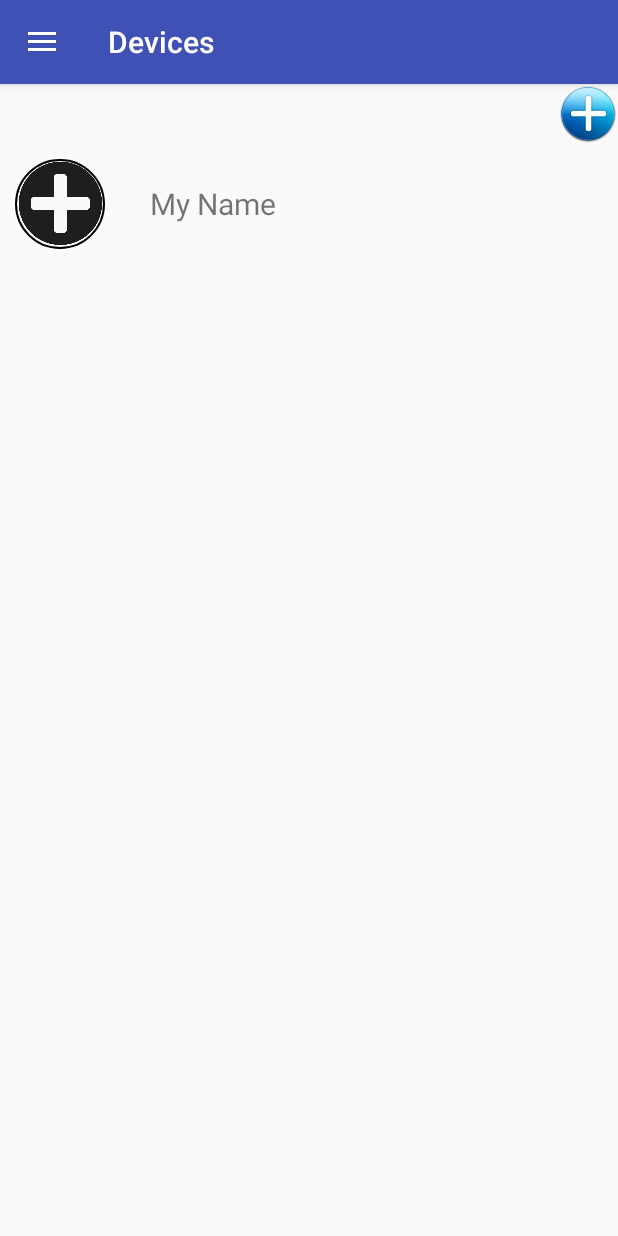
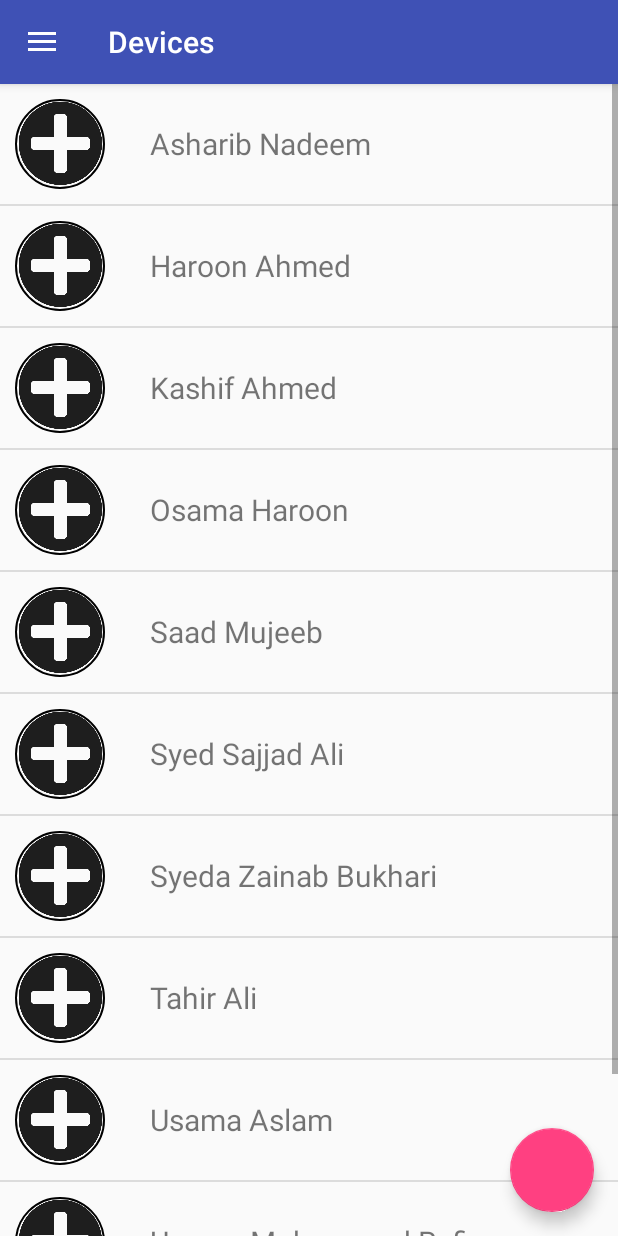
Before and after one commit to usmanrafi/ProTech360, an Android app: the Homepage screen opened directly, with no data from a screen before it, in the side drawer, after a tap on "Connections", on a phone screen of 412 x 824 dp. Run offline under Robolectric (Android 15) with nearby library versions, the phone set to English and light mode, and no system bars; our stand-ins replace CircleImageView.

Commit message:
Connections List added

```diff
--- /dev/null
+++ b/app/src/main/java/fyp/protech360/AddConnection.java
@@ -0,0 +1,28 @@
+package fyp.protech360;
+
+import android.app.Fragment;
+import android.os.Bundle;
+import android.support.annotation.Nullable;
+import android.support.design.widget.FloatingActionButton;
+import android.view.LayoutInflater;
+import android.view.View;
+import android.view.ViewGroup;
+import android.widget.ListView;
+
+/**
+ * Created by Aliyan on 12/28/2017.
+ */
+
+public class AddConnection extends Fragment {
+    View myView;
+
+    @Nullable
+    @Override
+    public View onCreateView(LayoutInflater inflater, ViewGroup container, Bundle savedInstanceState) {
+        myView = inflater.inflate(R.layout.connected_devices,container,false);
+        ((Homepage) getActivity()).setActionBarTitle("Add a Device");
+
+
+        return myView;
+    }
+}
--- a/app/src/main/java/fyp/protech360/ConnectedDevices.java
+++ b/app/src/main/java/fyp/protech360/ConnectedDevices.java
@@ -1,24 +1,37 @@
 package fyp.protech360;
 
 import android.app.Fragment;
+import android.app.FragmentManager;
+import android.graphics.Bitmap;
+import android.graphics.BitmapFactory;
+import android.graphics.Canvas;
+import android.graphics.Picture;
+import android.graphics.drawable.BitmapDrawable;
+import android.graphics.drawable.PictureDrawable;
 import android.os.Bundle;
 import android.support.annotation.Nullable;
+import android.support.design.widget.FloatingActionButton;
 import android.view.LayoutInflater;
 import android.view.View;
 import android.view.ViewGroup;
 import android.widget.ListView;
 
+import java.util.ArrayList;
+
 public class ConnectedDevices extends Fragment{
     View myView;
     ListView listView;
-    CustomAdapter deviceAdapter;
+    ArrayList<User> connections = new ArrayList<>();
+    ConnectionAdapter deviceAdapter;
+    FloatingActionButton fab;
 
     @Nullable
     @Override
     public View onCreateView(LayoutInflater inflater, ViewGroup container, Bundle savedInstanceState) {
-        deviceAdapter = new CustomAdapter(getActivity(),R.layout.connectionslist_row,null);
+        deviceAdapter = new ConnectionAdapter(getActivity(),R.layout.connectionslist_row,connections);
         myView = inflater.inflate(R.layout.connected_devices,container,false);
         ((Homepage) getActivity()).setActionBarTitle("Devices");
+        fab = (FloatingActionButton) myView.findViewById(R.id.addConnection);
         listView = (ListView) myView.findViewById(R.id.connectionsList);
         listView.setClickable(true);
         listView.setAdapter(deviceAdapter);
@@ -28,5 +41,26 @@ public class ConnectedDevices extends Fragment{
         return myView;
     }
 
+    @Override
+    public void onResume() {
+        connections.clear();
+        addList();
+        super.onResume();
+    }
+
+    public void addList()
+    {
+        connections.add(new User("Asharib Nadeem","7-12-2017","08:11","e",null));
+        connections.add(new User("Haroon Ahmed","7-12-2017","06:06","e",null));
+        connections.add(new User("Kashif Ahmed","7-12-2017","00:56","e",null));
+        connections.add(new User("Osama Haroon","6-12-2017","00:10","e",null));
+        connections.add(new User("Saad Mujeeb","4-12-2017","23:22","e",null));
+        connections.add(new User("Syed Sajjad Ali","4-12-2017","19:45","e",null));
+        connections.add(new User("Syeda Zainab Bukhari","4-12-2017","06:04","e",null));
+        connections.add(new User("Tahir Ali","3-12-2017","03:58","e",null));
+        connections.add(new User("Usama Aslam","29-11-2017","18:11","e",null));
+        connections.add(new User("Usman Mohammad Rafi","27-11-2017","15:11","e",null));
+        connections.add(new User("Zainab Saif","25-11-2017","08:59","e",null));
+    }
 
 }
--- /dev/null
+++ b/app/src/main/java/fyp/protech360/ConnectionAdapter.java
@@ -0,0 +1,60 @@
+package fyp.protech360;
+
+import android.app.Activity;
+import android.view.View;
+import android.view.ViewGroup;
+import android.widget.ArrayAdapter;
+import android.widget.CheckBox;
+import android.widget.TextView;
+
+import java.util.ArrayList;
+
+import de.hdodenhof.circleimageview.CircleImageView;
+/**
+ * Created by Aliyan on 12/28/2017.
+ */
+
+public class ConnectionAdapter extends ArrayAdapter {
+
+    Activity activity;
+    ArrayList<User> users;
+    DeviceHolder deviceHolder = new DeviceHolder();
+    int resource;
+
+
+    public ConnectionAdapter(Activity activity, int resource, ArrayList<User> users) {
+        super(activity, resource, users);
+        this.activity = activity;
+        this.users = users;
+        this.resource = resource;
+    }
+
+
+    public View getView(int position, View convertView, ViewGroup parent) {
+        if (convertView == null) {
+            convertView = activity.getLayoutInflater().inflate(resource, parent, false);
+
+        }
+
+            deviceHolder.image = (CircleImageView) convertView.findViewById(R.id.contactImageShow);
+            deviceHolder.name = (TextView) convertView.findViewById(R.id.contactNameShow);
+
+            User user = users.get(position);
+            deviceHolder.name.setText(user.getName());
+            if(user.getImage() != null) {
+                deviceHolder.image.setImageBitmap(user.getImage());
+            }
+
+        return convertView;
+    }
+
+
+
+
+    static class DeviceHolder{
+        CircleImageView image;
+        TextView name;
+    }
+
+
+}
--- a/app/src/main/java/fyp/protech360/CustomAdapter.java
+++ b/app/src/main/java/fyp/protech360/CustomAdapter.java
@@ -16,7 +16,6 @@ import org.w3c.dom.Text;
 import java.util.ArrayList;
 import java.util.List;
 
-import de.hdodenhof.circleimageview.CircleImageView;
 
 /**
  * Created by Aliyan on 12/6/2017.
@@ -27,7 +26,6 @@ public class CustomAdapter extends ArrayAdapter implements Filterable {
         ArrayList<AlertDetail> alerts;
         ArrayList<AlertDetail> filteredAlerts;
         AlertHolder holder = new AlertHolder();
-        DeviceHolder deviceHolder = new DeviceHolder();
         int resource;
 
         public CustomAdapter(Activity activity, int resource,ArrayList<AlertDetail> alerts) {
@@ -62,7 +60,6 @@ public class CustomAdapter extends ArrayAdapter implements Filterable {
 
         }
 
-        if(resource == R.layout.alert_row) {
             holder.message = (TextView) convertView.findViewById(R.id.alertMessage);
             holder.date = (TextView) convertView.findViewById(R.id.alertTime);
             holder.checked = (CheckBox) convertView.findViewById(R.id.delete_check);
@@ -75,20 +72,11 @@ public class CustomAdapter extends ArrayAdapter implements Filterable {
             } else {
                 holder.date.setText(a.getDate());
             }
-        }
 
-        else if(resource == R.layout.connectionslist_row){
-            deviceHolder.image = (CircleImageView) convertView.findViewById(R.id.contactImageShow);
-            deviceHolder.name = (TextView) convertView.findViewById(R.id.contactNameShow);
-        }
 
         return convertView;
     }
 
-    static class DeviceHolder{
-        CircleImageView image;
-        TextView name;
-    }
 
     static class AlertHolder{
         TextView message;
--- a/app/src/main/java/fyp/protech360/Homepage.java
+++ b/app/src/main/java/fyp/protech360/Homepage.java
@@ -243,4 +243,7 @@ public class Homepage extends AppCompatActivity
         fragmentManager.beginTransaction().replace(R.id.content_frame,new Help()).commit();
     }
 
+    public void addDevice(View view) {
+        fragmentManager.beginTransaction().replace(R.id.content_frame,new AddConnection()).commit();
+    }
 }
--- /dev/null
+++ b/app/src/main/java/fyp/protech360/User.java
@@ -0,0 +1,35 @@
+package fyp.protech360;
+
+import android.graphics.Bitmap;
+
+/**
+ * Created by Aliyan on 12/28/2017.
+ */
+
+public class User {
+
+    String name;
+    String PhoneNumber;
+    String Email;
+    String password;
+    Bitmap image;
+
+    User(String name, String PhoneNumber, String Email, String password, Bitmap image)
+    {
+        this.name = name;
+        this.PhoneNumber = PhoneNumber;
+        this.Email = Email;
+        this.password = password;
+        this.image = image;
+    }
+
+    String getName()
+    {
+        return name;
+    }
+
+    Bitmap getImage()
+    {
+        return image;
+    }
+}
--- /dev/null
+++ b/app/src/main/res/layout/addconnection.xml
@@ -0,0 +1,6 @@
+<?xml version="1.0" encoding="utf-8"?>
+<android.support.constraint.ConstraintLayout
+    xmlns:android="http://schemas.android.com/apk/res/android" android:layout_width="match_parent"
+    android:layout_height="match_parent">
+
+</android.support.constraint.ConstraintLayout>
--- a/app/src/main/res/layout/connected_devices.xml
+++ b/app/src/main/res/layout/connected_devices.xml
@@ -1,15 +1,8 @@
 <?xml version="1.0" encoding="utf-8"?>
-<LinearLayout xmlns:android="http://schemas.android.com/apk/res/android"
+<android.support.design.widget.CoordinatorLayout xmlns:android="http://schemas.android.com/apk/res/android"
+    xmlns:app="http://schemas.android.com/apk/res-auto"
     android:orientation="vertical" android:layout_width="match_parent"
     android:layout_height="match_parent">
-
-    <ImageView
-        android:layout_width="40dp"
-        android:layout_height="40dp"
-        android:id="@+id/addContact"
-        android:layout_gravity="end"
-        android:src="@drawable/plus"
-        />
 
     <ListView
         android:layout_width="match_parent"
@@ -17,4 +10,14 @@
         android:id="@+id/connectionsList"
         />
 
-</LinearLayout>
+    <android.support.design.widget.FloatingActionButton
+        android:id="@+id/addConnection"
+        android:layout_width="wrap_content"
+        android:layout_height="wrap_content"
+        android:layout_gravity="bottom|end"
+        android:layout_margin="16dp"
+        android:onClick="addDevice"
+        android:clickable="true" />
+
+
+</android.support.design.widget.CoordinatorLayout>
```
